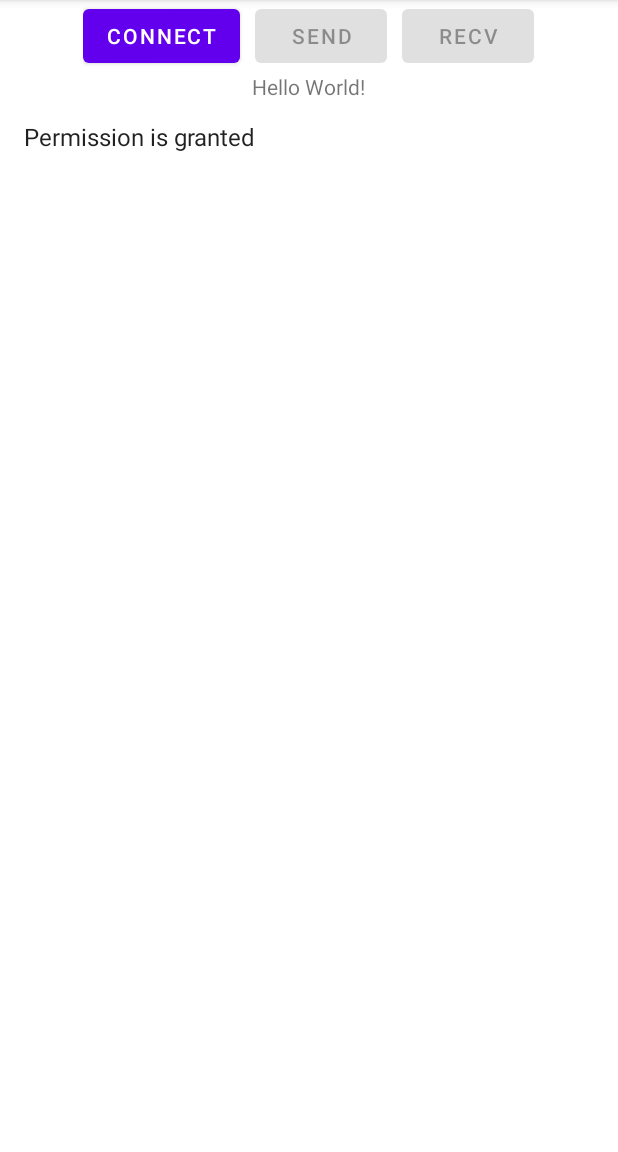
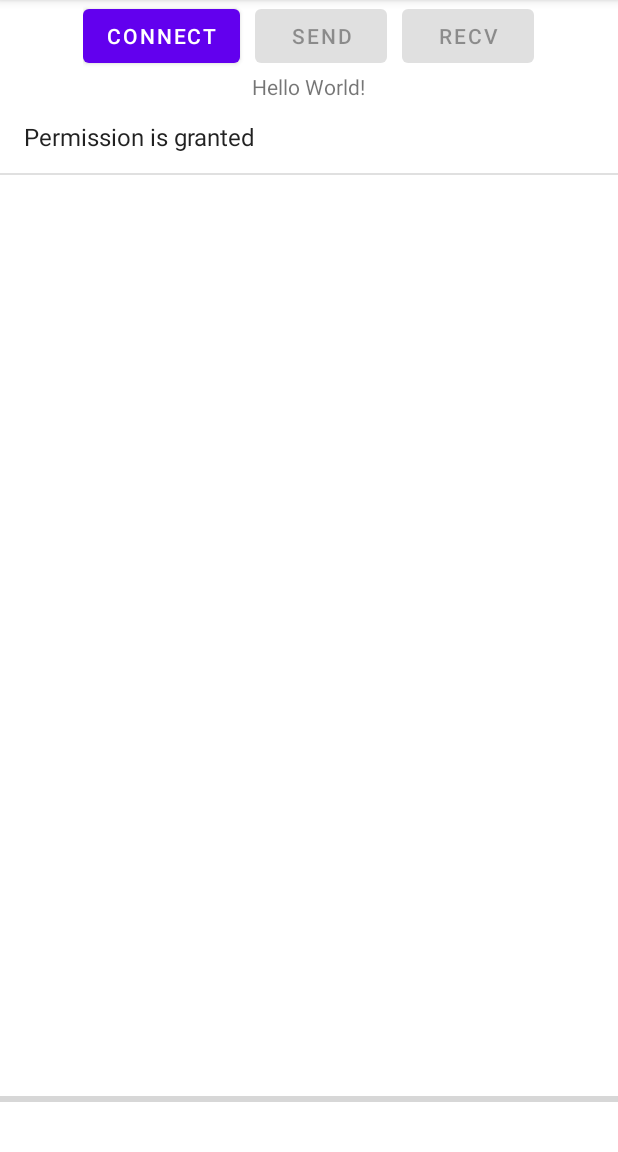
Before and after one commit to zinggls/gStreamerAndroid, an Android app: the screen it shows after launch (MainActivity), on a phone screen of 412 x 824 dp, the part 84-1236 px from its top. Run offline under Robolectric (Android 15) with nearby library versions, the light colour scheme and no system bars; 2 statements that could not run were skipped.

Commit message:
create progress bar ref. layout_weight : https://yongtech.tistory.com/103

```diff
--- a/gStreamer/app/src/main/java/com/example/gstreamer/MainActivity.java
+++ b/gStreamer/app/src/main/java/com/example/gstreamer/MainActivity.java
@@ -32,6 +32,7 @@ import android.view.View;
 import android.widget.ArrayAdapter;
 import android.widget.Button;
 import android.widget.ListView;
+import android.widget.ProgressBar;
 import android.widget.TextView;
 import android.widget.Toast;
 
@@ -60,6 +61,7 @@ public class MainActivity extends AppCompatActivity {
     private ListView list;
     List<String> listData;
     ArrayAdapter<String> listAdapter;
+    private ProgressBar pgFile;
 
     public native int open(int fileDescriptor);
     public native void close();
@@ -115,6 +117,9 @@ public class MainActivity extends AppCompatActivity {
 
         createButtons();
         createList();
+        pgFile = (ProgressBar)findViewById(R.id.progressBarFile);
+        pgFile.setMax(100);
+        pgFile.setProgress(0);
 
         handler = new Handler(){
             @Override
--- a/gStreamer/app/src/main/res/layout/activity_main.xml
+++ b/gStreamer/app/src/main/res/layout/activity_main.xml
@@ -33,6 +33,11 @@
             android:text="Recv" />
     </LinearLayout>
 
+    <LinearLayout
+        android:layout_width="match_parent"
+        android:layout_height="match_parent"
+        android:orientation="vertical">
+
         <TextView
             android:id="@+id/tvHello"
             android:layout_width="wrap_content"
@@ -43,8 +48,18 @@
         <ListView
             android:id="@+id/list"
             android:layout_width="match_parent"
-        android:layout_height="wrap_content"
+            android:layout_weight="9"
+            android:layout_height="0dp"
             android:transcriptMode="alwaysScroll">
+
         </ListView>
 
+        <ProgressBar
+            android:id="@+id/progressBarFile"
+            style="?android:attr/progressBarStyleHorizontal"
+            android:layout_width="match_parent"
+            android:layout_weight="1"
+            android:layout_height="0dp" />
     </LinearLayout>
+
+</LinearLayout>
```
Lines whose indentation alone changed are shown as unchanged.
